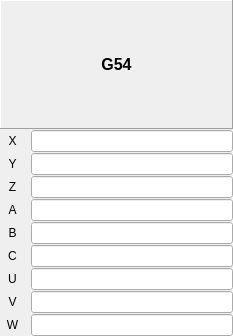
The window that src/UI/Fixture.ui (DjangoReinhard/FalconView) describes before a commit, drawn with Qt 5.
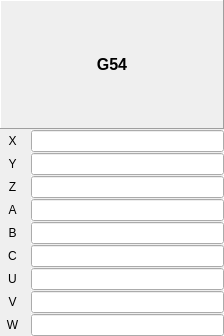
The same window after the commit. Custom widgets are drawn as their Qt base class.

The edit to the form file:
```diff
--- a/src/UI/Fixture.ui
+++ b/src/UI/Fixture.ui
@@ -6,7 +6,7 @@
    <rect>
     <x>0</x>
     <y>0</y>
-    <width>233</width>
+    <width>224</width>
     <height>336</height>
    </rect>
   </property>
```
